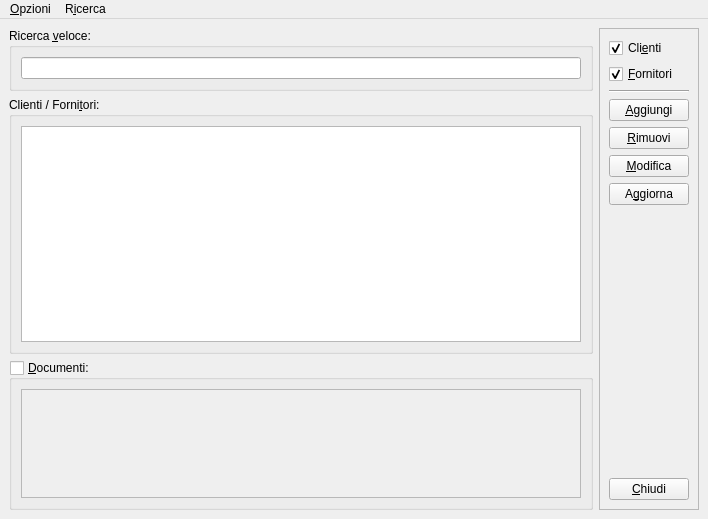
Before: the Qt Designer form moduleAnagrafica/anagraficawindow.ui in kvsd/Gestionale, drawn with Qt 5.
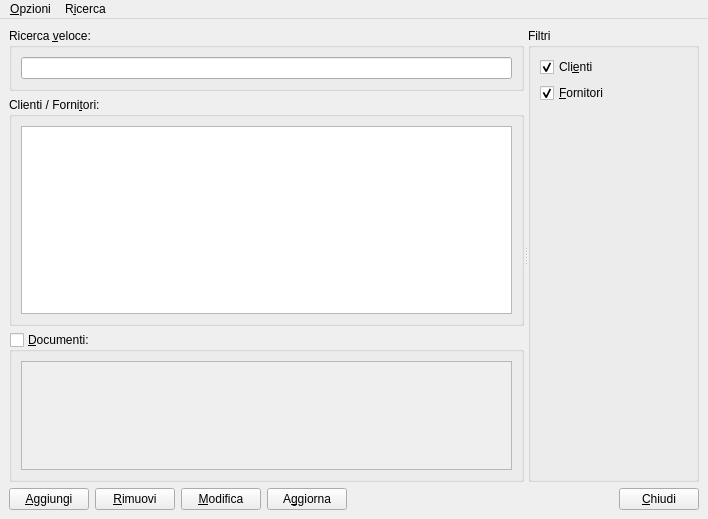
After: the same form once the commit is applied.

Commit message:
Modificata interfaccia AnagraficaWindow.
Ho spostato i pulsanti in orizzontale e aggiunto uno splitter
verticale per i filtri.

What changed in the file:
```diff
--- a/moduleAnagrafica/anagraficawindow.ui
+++ b/moduleAnagrafica/anagraficawindow.ui
@@ -14,8 +14,13 @@
    <string>Anagrafica Clienti Fornitori</string>
   </property>
   <widget class="QWidget" name="centralwidget">
-   <layout class="QHBoxLayout" name="horizontalLayout_4">
+   <layout class="QVBoxLayout" name="verticalLayout_3">
     <item>
+     <widget class="QSplitter" name="splitter">
+      <property name="orientation">
+       <enum>Qt::Horizontal</enum>
+      </property>
+      <widget class="QWidget" name="">
      <layout class="QVBoxLayout" name="verticalLayout" stretch="0,1,0">
       <item>
        <widget class="QGroupBox" name="groupBox">
@@ -110,16 +115,13 @@
        </widget>
       </item>
      </layout>
-    </item>
-    <item>
+      </widget>
+      <widget class="QWidget" name="">
      <layout class="QVBoxLayout" name="verticalLayout_4">
       <item>
-       <widget class="QFrame" name="frame">
-        <property name="frameShape">
-         <enum>QFrame::StyledPanel</enum>
-        </property>
-        <property name="frameShadow">
-         <enum>QFrame::Plain</enum>
+         <widget class="QGroupBox" name="groupBox_4">
+          <property name="title">
+           <string>Filtri</string>
         </property>
         <layout class="QVBoxLayout" name="verticalLayout_2">
          <item>
@@ -143,12 +145,27 @@
           </widget>
          </item>
          <item>
-          <widget class="Line" name="line">
+            <spacer name="verticalSpacer">
            <property name="orientation">
-            <enum>Qt::Horizontal</enum>
-           </property>
-          </widget>
-         </item>
+              <enum>Qt::Vertical</enum>
+             </property>
+             <property name="sizeHint" stdset="0">
+              <size>
+               <width>20</width>
+               <height>40</height>
+              </size>
+             </property>
+            </spacer>
+           </item>
+          </layout>
+         </widget>
+        </item>
+       </layout>
+      </widget>
+     </widget>
+    </item>
+    <item>
+     <layout class="QHBoxLayout" name="horizontalLayout_4">
          <item>
           <widget class="QPushButton" name="addButton">
            <property name="text">
@@ -184,14 +201,14 @@
           </widget>
          </item>
          <item>
-          <spacer name="verticalSpacer">
+       <spacer name="horizontalSpacer">
            <property name="orientation">
-            <enum>Qt::Vertical</enum>
+         <enum>Qt::Horizontal</enum>
            </property>
            <property name="sizeHint" stdset="0">
             <size>
-             <width>20</width>
-             <height>165</height>
+          <width>40</width>
+          <height>20</height>
             </size>
            </property>
           </spacer>
@@ -204,9 +221,6 @@
           </widget>
          </item>
         </layout>
-       </widget>
-      </item>
-     </layout>
     </item>
    </layout>
   </widget>
```
Left out of the diff: 32 changed lines with no effect on the pictures. Lines whose indentation alone changed are shown as unchanged.
